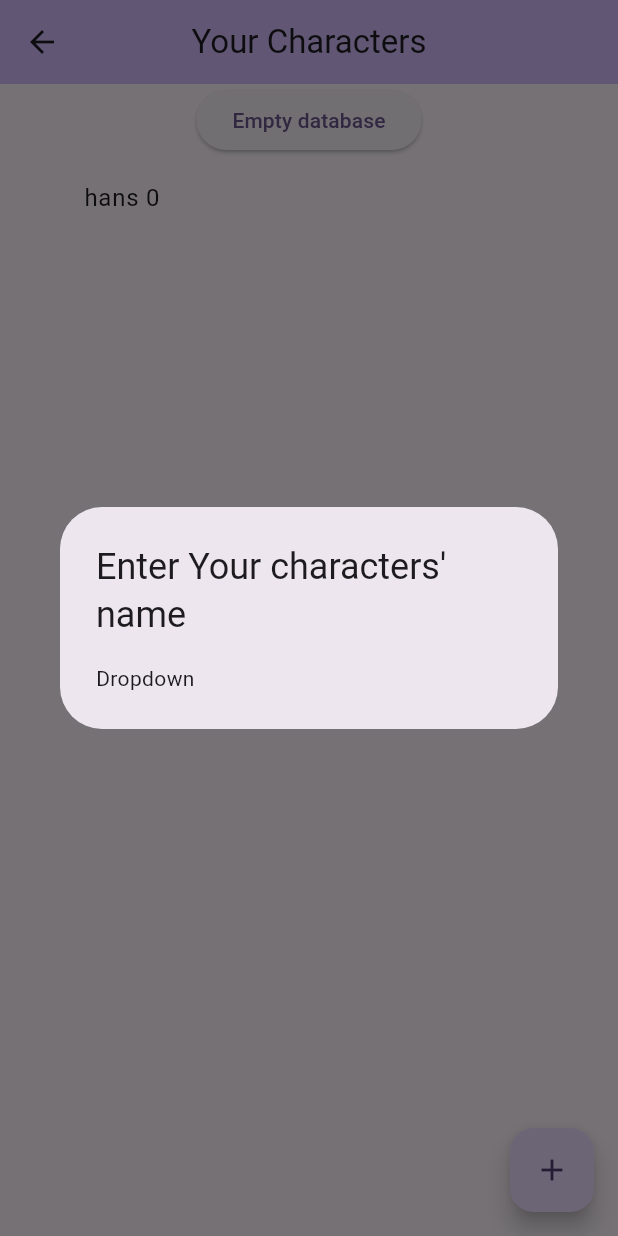
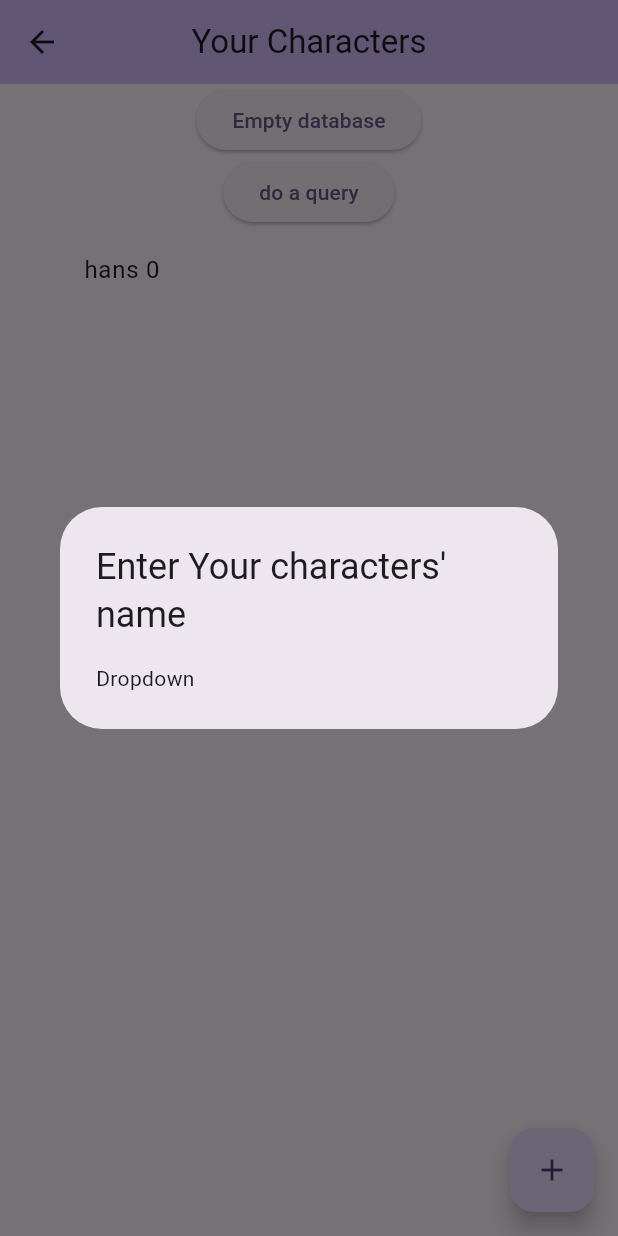
Before and after one commit to DriesJarijch/DnDSetup, a Flutter app: the CharacterListPage screen opened directly, after a tap on the "add" icon, on a phone screen of 412 x 824 dp. Run offline on Flutter 3.47's test engine with Material 3 defaults, Android fonts, the light colour scheme and no system bars; our stand-ins replace hive, hive_flutter; accounts and stored records are empty.

Commit message:
working queries
prep voor spells

```diff
--- a/flutter_charactermancer/lib/Pages/characterlistpage.dart
+++ b/flutter_charactermancer/lib/Pages/characterlistpage.dart
@@ -31,6 +31,13 @@ class _CharacterReorder extends State<CharacterListPage> {
                 setState(() {});
               },
               child: const Text('Empty database')),
+          ElevatedButton(
+              onPressed: () {
+                boxCharacters.values
+                    .where((char) => char.level == 1)
+                    .forEach((char) => print(char.name));
+              },
+              child: const Text('do a query')),
           Expanded(
             child: ReorderableListView(
               padding: const EdgeInsets.symmetric(horizontal: 40),
@@ -67,7 +74,7 @@ class _CharacterReorder extends State<CharacterListPage> {
                 );
               });
           boxCharacters.put('${boxCharacters.length}',
-              Character(name: 'hans ${boxCharacters.length}', level: 1));
+              Character(name: 'hans ${boxCharacters.length}', level: 2));
           print(boxCharacters.length);
           setState(() {});
         },
```
